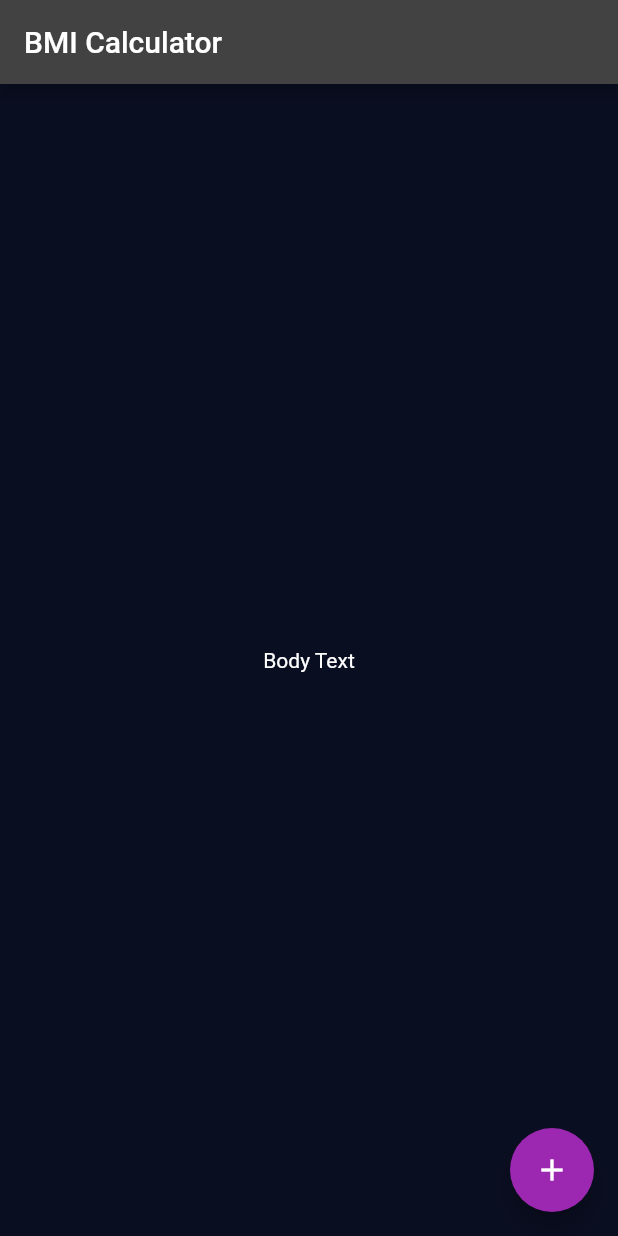
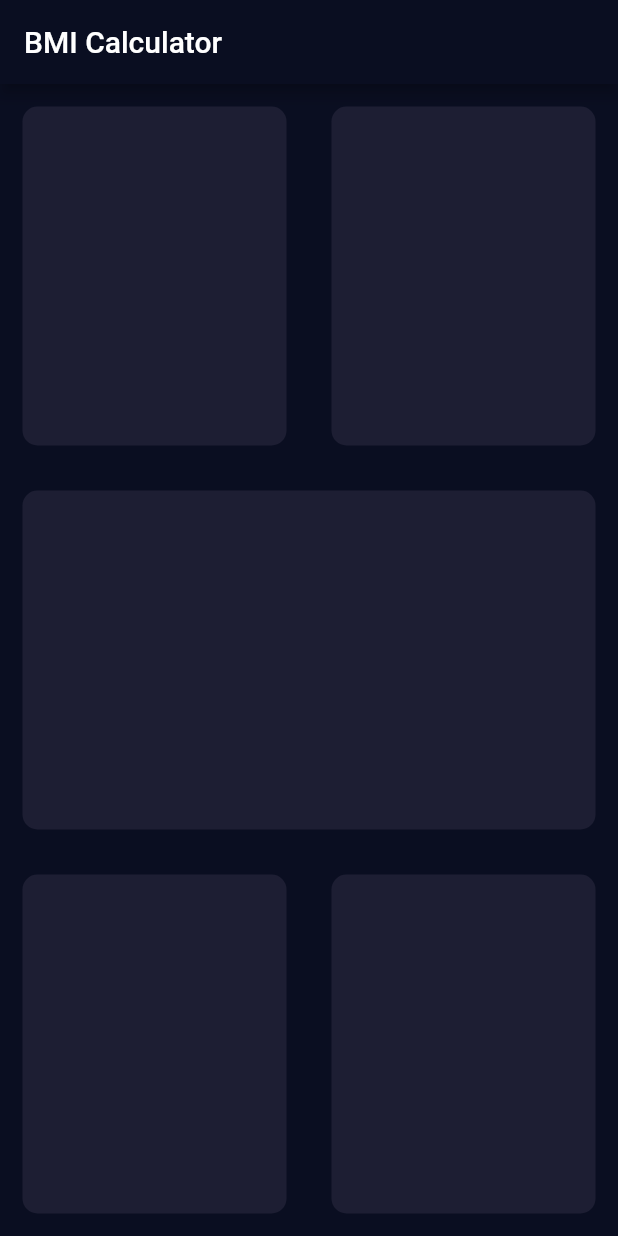
Before and after one commit to Hari25483/Flutter, a Flutter app: the screen it shows after launch, on a phone screen of 412 x 824 dp. Run offline on Flutter 3.47's test engine with Material 2 defaults, Android fonts, the phone set to English and light mode, and no system bars; our stand-ins replace audioplayers, rflutter_alert.

Commit message:
Update inpu_page.dart

```diff
--- a/bmi_calculator/lib/inpu_page.dart
+++ b/bmi_calculator/lib/inpu_page.dart
@@ -12,15 +12,51 @@ class _MyHomePageState extends State<MyHomePage> {
   Widget build(BuildContext context) {
     return Scaffold(
         appBar: AppBar(
+          backgroundColor: const Color(0xFF0A0E21),
           title: Text("BMI Calculator"),
         ),
-        body: Center(child: Text("Body Text")),
-        floatingActionButton: Theme(
-          data: ThemeData(accentColor: Colors.purple),
-          child: FloatingActionButton(
-            onPressed: () {},
-            child: const Icon(Icons.add),
-          ), // This trailing comma makes auto-formatting nicer for build methods.
+        body: Column(
+          children: [
+            Expanded(
+                child: Row(
+              children: [
+                Expanded(
+                  child: Reusablewidget(),
+                ),
+                Expanded(child: Reusablewidget())
+              ],
+            )),
+            Expanded(
+              child: Reusablewidget(),
+            ),
+            Expanded(
+                child: Row(
+              children: [
+                Expanded(
+                  child: Reusablewidget(),
+                ),
+                Expanded(
+                  child: Reusablewidget(),
+                )
+              ],
+            ))
+          ],
         ));
   }
 }
+
+class Reusablewidget extends StatelessWidget {
+  const Reusablewidget({
+    Key? key,
+  }) : super(key: key);
+
+  @override
+  Widget build(BuildContext context) {
+    return Container(
+      margin: EdgeInsets.all(15.0),
+      decoration: BoxDecoration(
+          color: const Color(0xFF1D1E33),
+          borderRadius: BorderRadius.circular(10)),
+    );
+  }
+}
```
